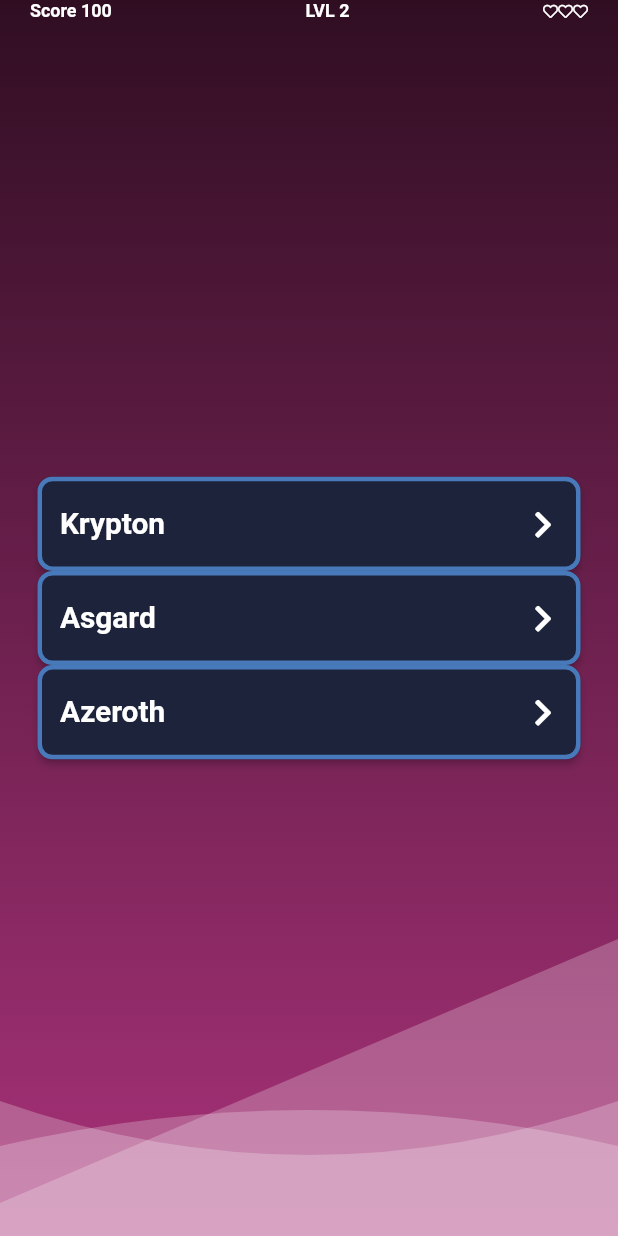
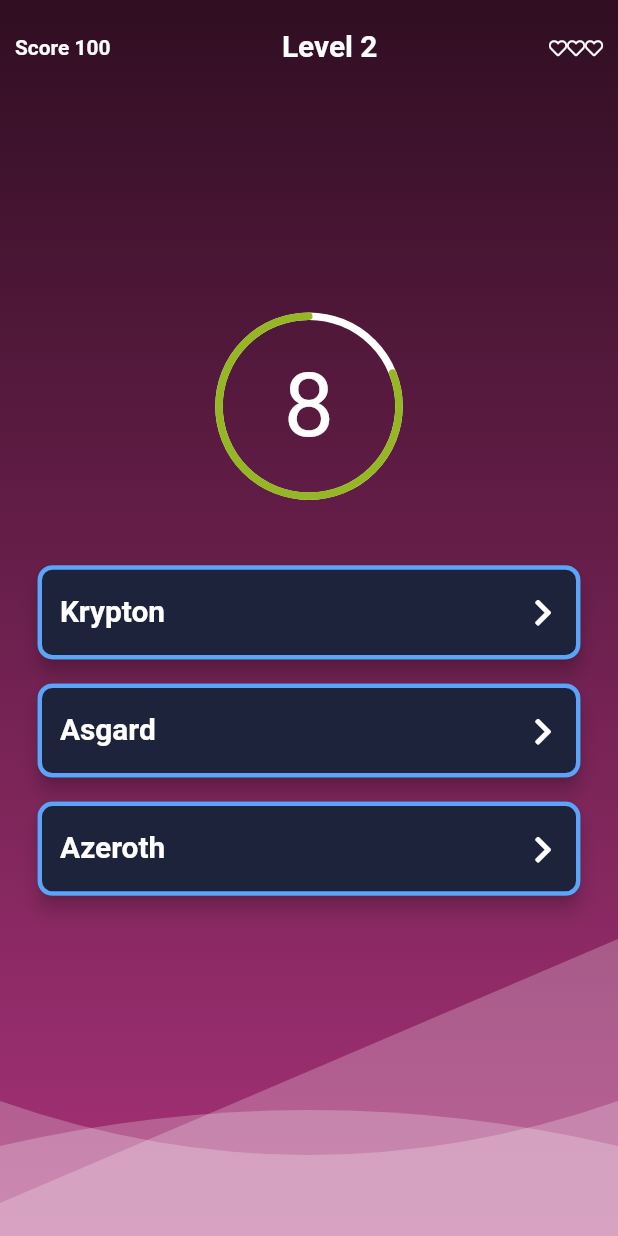
Before and after one commit to abourazanis/wuggame, a Flutter app: the GameScreen screen opened by its route, on a phone screen of 412 x 824 dp. Run offline on Flutter 3.47's test engine with Material 2 defaults, Android fonts, the phone set to English and light mode, and no system bars; our stand-ins replace flare_flutter, font_awesome_flutter, simple_animations.

Commit message:
feat: Remove fadecontainer, add timer in game screen

```diff
--- a/lib/ui/game_screen.dart
+++ b/lib/ui/game_screen.dart
@@ -1,13 +1,11 @@
 import 'package:flutter/material.dart';
-import 'package:wug_game/ui/colors.dart';
-import 'package:wug_game/ui/utils.dart';
+import 'package:wug_game/ui/widgets/animated_timer.dart';
 import 'package:wug_game/ui/widgets/animated_wave.dart';
 import 'package:wug_game/ui/widgets/fade_container.dart';
 import 'package:wug_game/ui/widgets/game_animated_background.dart';
 import 'package:wug_game/ui/widgets/game_listitem.dart';
 import 'package:flare_flutter/flare_actor.dart';
 
-import 'package:simple_animations/simple_animations.dart';
 import 'package:wug_game/ui/widgets/game_topbar.dart';
 
 class GameScreen extends StatefulWidget {
@@ -18,10 +16,9 @@ class GameScreen extends StatefulWidget {
 }
 
 class GameScreenState extends State<GameScreen> with TickerProviderStateMixin {
-  AnimationController _screenController;
   AnimationController _listItemController;
   AnimationController _listItemPositionController;
-  bool animationComplete = false;
+
   bool answerSelected = false;
   final GlobalKey<AnimatedListState> _listKey = GlobalKey<AnimatedListState>();
 
@@ -32,23 +29,12 @@ class GameScreenState extends State<GameScreen> with TickerProviderStateMixin {
   @override
   void initState() {
     super.initState();
-    _screenController = new AnimationController(
-        duration: new Duration(milliseconds: 1000), vsync: this);
 
     _listItemController = new AnimationController(
         duration: new Duration(milliseconds: 1000), vsync: this);
 
     _listItemPositionController = new AnimationController(
         duration: new Duration(milliseconds: 500), vsync: this);
-
-    _screenController.addListener(() {
-      if (_screenController.isCompleted) {
-        _listItemController.forward();
-        this.setState(() {
-          animationComplete = true;
-        });
-      }
-    });
 
     _listItemPositionController.addListener(() {
       if (_listItemPositionController.isCompleted) {
@@ -58,12 +44,11 @@ class GameScreenState extends State<GameScreen> with TickerProviderStateMixin {
       }
     });
 
-    _screenController.forward();
+    _listItemController.forward();
   }
 
   @override
   void dispose() {
-    _screenController.dispose();
     _listItemController.dispose();
     _listItemPositionController.dispose();
     super.dispose();
@@ -98,16 +83,26 @@ class GameScreenState extends State<GameScreen> with TickerProviderStateMixin {
               Positioned.fill(
                 child: Align(
                     alignment: Alignment.center,
-                    child: AnimatedList(
+                    child: Column(
+                        mainAxisAlignment: MainAxisAlignment.center,
+                        crossAxisAlignment: CrossAxisAlignment.center,
+                        children: <Widget>[
+                          Container(height: 120.0, child: AnimatedTimer()),
+                          SizedBox(
+                            height: 30.0,
+                          ),
+                          AnimatedList(
                               key: _listKey,
                               shrinkWrap: true,
                               initialItemCount: phrases.length,
-                        padding: EdgeInsets.symmetric(
-                            vertical: 16.0, horizontal: 25.0),
+                              padding: const EdgeInsets.symmetric(
+                                  vertical: 8.0, horizontal: 25.0),
                               itemBuilder: (BuildContext context, int index,
                                   Animation animation) {
-                          return _buildPhrase(phrases[index], index, width);
-                        })),
+                                return _buildPhrase(
+                                    phrases[index], index, width);
+                              }),
+                        ])),
               ),
               Positioned.fill(
                 child: Align(
@@ -141,7 +136,6 @@ class GameScreenState extends State<GameScreen> with TickerProviderStateMixin {
                   ),
                 ),
               ),
-              FadeContainer(buttonController: _screenController),
             ])));
   }
 
@@ -170,11 +164,14 @@ class GameScreenState extends State<GameScreen> with TickerProviderStateMixin {
   }
 
   Widget _buildPhrase(phrase, index, width) {
-    return GameListItem(
+    return Padding(
+      padding: const EdgeInsets.symmetric(vertical: 8.0),
+      child: GameListItem(
         title: phrase,
         controller: _listItemController,
         positionController: _listItemPositionController,
         onTap: index != null ? () => selectPhrase(index, width) : null,
+      ),
     );
   }
 
--- a/lib/ui/main_screen.dart
+++ b/lib/ui/main_screen.dart
@@ -41,7 +41,7 @@ class MainScreenState extends State<MainScreen> {
               crossAxisAlignment: CrossAxisAlignment.center,
               children: <Widget>[
                 MainAppBar("Wug Game"),
-                SizedBox(height: screenAwareSize(20, context)),
+                SizedBox(height: screenAwareSize(10, context)),
                 Icon(
                   FontAwesomeIcons.question,
                   color: WugColors.green,
@@ -54,7 +54,7 @@ class MainScreenState extends State<MainScreen> {
             alignment: Alignment.center,
             child: Padding(
               padding: EdgeInsets.only(
-                  top: animationStatus ? 0.0 : screenAwareSize(80, context)),
+                  top: animationStatus ? 20.0 : screenAwareSize(80, context)),
               child: Wrap(
                 direction: Axis.horizontal,
                 alignment: WrapAlignment.start,
--- /dev/null
+++ b/lib/ui/widgets/animated_timer.dart
@@ -0,0 +1,123 @@
+import 'package:flutter/material.dart';
+import 'package:wug_game/ui/colors.dart';
+import 'package:wug_game/ui/utils.dart';
+
+class AnimatedTimer extends StatefulWidget {
+  AnimatedTimer({Key key}) : super(key: key);
+
+  _AnimatedTimerState createState() => _AnimatedTimerState();
+}
+
+class _AnimatedTimerState extends State<AnimatedTimer>
+    with TickerProviderStateMixin {
+  AnimationController animationController;
+  Animation get colorAnimation {
+    return ColorTween(
+      begin: WugColors.green,
+      end: Colors.red,
+    ).animate(
+      CurvedAnimation(
+        parent: animationController,
+        curve: Interval(
+          0.0,
+          0.99,
+          // curve: Curves.easeInOut,
+        ),
+      ),
+    );
+  }
+
+  String get timerString {
+    Duration duration = animationController.duration -
+        animationController.duration * animationController.value;
+    return '${(duration.inSeconds % 60).toString()}';
+  }
+
+  @override
+  void initState() {
+    super.initState();
+    animationController =
+        AnimationController(vsync: this, duration: Duration(seconds: 10));
+
+    animationController.forward();
+  }
+
+  @override
+  Widget build(BuildContext context) {
+    return Column(
+      children: <Widget>[
+        Expanded(
+          child: Align(
+            alignment: FractionalOffset.center,
+            child: AspectRatio(
+              aspectRatio: 1.0,
+              child: Stack(
+                children: <Widget>[
+                  Positioned.fill(
+                    child: AnimatedBuilder(
+                      animation: animationController,
+                      builder: (BuildContext context, Widget child) {
+                        return CustomPaint(
+                            painter: TimerPainter(
+                          animation: animationController,
+                          backgroundColor: Colors.white,
+                          color: colorAnimation.value,
+                        ));
+                      },
+                    ),
+                  ),
+                  Align(
+                    alignment: FractionalOffset.center,
+                    child: Center(
+                        child: AnimatedBuilder(
+                            animation: animationController,
+                            builder: (_, Widget child) {
+                              return Text(timerString,
+                                  style: TextStyle(
+                                    fontWeight: FontWeight.normal,
+                                    fontSize: screenAwareSize(60.0, context),
+                                  ));
+                            })),
+                  )
+                ],
+              ),
+            ),
+          ),
+        ),
+      ],
+    );
+  }
+}
+
+class TimerPainter extends CustomPainter {
+  final Animation<double> animation;
+  final Color backgroundColor;
+  final Color color;
+
+  final pi = 3.14;
+
+  TimerPainter({this.animation, this.backgroundColor, this.color})
+      : super(repaint: animation);
+
+  @override
+  void paint(Canvas canvas, Size size) {
+    Paint paint = Paint()
+      ..color = backgroundColor
+      ..strokeWidth = 5.0
+      ..strokeCap = StrokeCap.round
+      ..style = PaintingStyle.stroke;
+
+    canvas.drawCircle(size.center(Offset.zero), size.width / 2.0, paint);
+    paint.color = color;
+    double progress = (1.0 - animation.value) * 2 * pi;
+    canvas.drawArc(Offset.zero & size, pi * 1.5, -progress, false, paint);
+    // TODO: implement paint
+  }
+
+  @override
+  bool shouldRepaint(TimerPainter old) {
+    return animation.value != old.animation.value ||
+        color != old.color ||
+        backgroundColor != old.backgroundColor;
+  }
+}
--- a/lib/ui/widgets/game_listitem.dart
+++ b/lib/ui/widgets/game_listitem.dart
@@ -59,7 +59,7 @@ class GameListItem extends StatelessWidget {
               positionAnimation.value * width, 0.0, 0.0),
           child: Material(
             color: WugColors.darkBlue,
-            elevation: 2,
+            elevation: 5,
             shape: OutlineInputBorder(
                 borderRadius: BorderRadius.circular(10),
                 borderSide: BorderSide(
--- a/lib/ui/widgets/game_topbar.dart
+++ b/lib/ui/widgets/game_topbar.dart
@@ -9,7 +9,7 @@ class GameTopBar extends StatelessWidget {
   Widget build(BuildContext context) {
     return SafeArea(
       child: Container(
-        padding: EdgeInsets.symmetric(horizontal: 20.0),
+        padding: EdgeInsets.symmetric(horizontal: 10.0, vertical: 20),
         width: double.maxFinite,
         child: Row(
           mainAxisAlignment: MainAxisAlignment.spaceBetween,
@@ -18,12 +18,12 @@ class GameTopBar extends StatelessWidget {
             Text("Score 100",
                 style: TextStyle(
                   fontWeight: FontWeight.bold,
-                  fontSize: screenAwareSize(12.0, context),
+                  fontSize: screenAwareSize(14.0, context),
                 )),
-            Text("LVL 2",
+            Text("Level 2",
                 style: TextStyle(
                   fontWeight: FontWeight.bold,
-                  fontSize: screenAwareSize(12.0, context),
+                  fontSize: screenAwareSize(20.0, context),
                 )),
             Row(
               mainAxisAlignment: MainAxisAlignment.center,
@@ -32,17 +32,17 @@ class GameTopBar extends StatelessWidget {
                 Icon(
                   FontAwesomeIcons.heart,
                   color: Colors.white,
-                  size: 10,
+                  size: 12,
                 ),
                 Icon(
                   FontAwesomeIcons.heart,
                   color: Colors.white,
-                  size: 10,
+                  size: 12,
                 ),
                 Icon(
                   FontAwesomeIcons.heart,
                   color: Colors.white,
-                  size: 10,
+                  size: 12,
                 )
               ],
             )
--- a/lib/ui/widgets/menubutton_animation.dart
+++ b/lib/ui/widgets/menubutton_animation.dart
@@ -14,7 +14,7 @@ class MenuButtonAnimation extends StatelessWidget {
     this.iconColor = Colors.white,
   })  : tween = MultiTrackTween([
           Track("rotate").add(
-              Duration(milliseconds: 150),
+              Duration(milliseconds: 90),
               Tween<double>(
                 begin: 0.0,
                 end: 180.0,
@@ -22,26 +22,26 @@ class MenuButtonAnimation extends StatelessWidget {
               curve: Curves.decelerate),
           Track("zoomOut")
               .add(
-                  Duration(milliseconds: 150),
+                  Duration(milliseconds: 70),
                   ConstantTween(
                     1.0,
                   ),
                   curve: Curves.easeOutExpo)
               .add(
-                  Duration(milliseconds: 400),
+                  Duration(milliseconds: 200),
                   Tween(
                     begin: 1.0,
                     end: 10.0,
                   ),
                   curve: Curves.easeOutExpo),
           Track("position")
-              .add(Duration(milliseconds: 100), ConstantTween(0.0))
-              .add(Duration(milliseconds: 100),
+              .add(Duration(milliseconds: 90), ConstantTween(0.0))
+              .add(Duration(milliseconds: 90),
                   Tween<double>(begin: 0, end: 0.25),
                   curve: Curves.decelerate),
           Track("opacity")
-              .add(Duration(milliseconds: 150), ConstantTween(1.0))
-              .add(Duration(milliseconds: 50),
+              .add(Duration(milliseconds: 10), ConstantTween(1.0))
+              .add(Duration(milliseconds: 90),
                   Tween<double>(begin: 1.0, end: 0.0),
                   curve: Curves.ease),
         ]),
```
Lines whose indentation alone changed are shown as unchanged.
